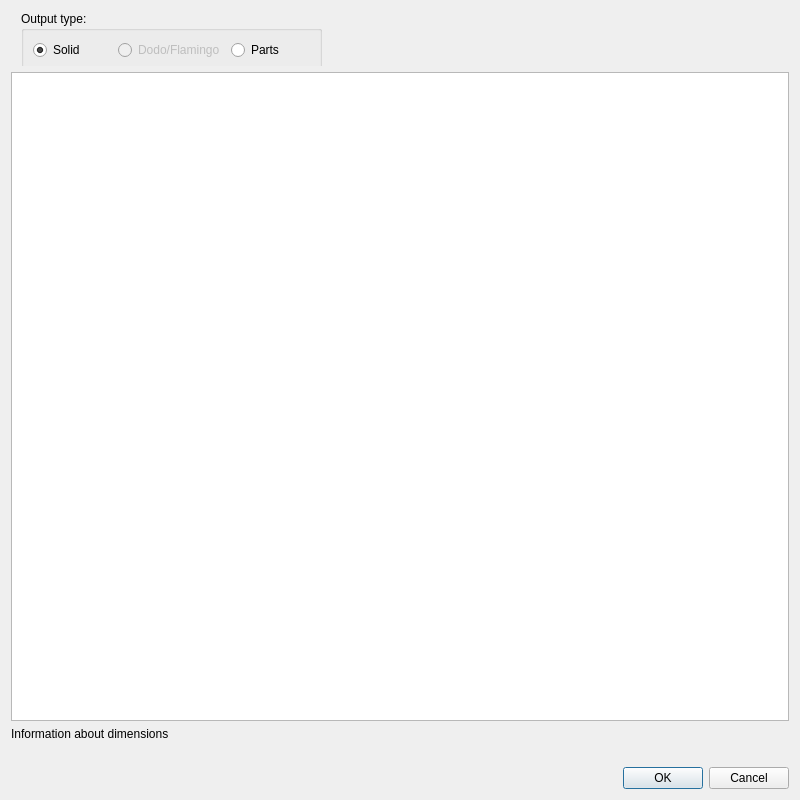
This is ui/create-part.ui in rkrenzler/FreeCAD_Workbench_Starter as Qt 5 draws it before an edit. The edited form follows.
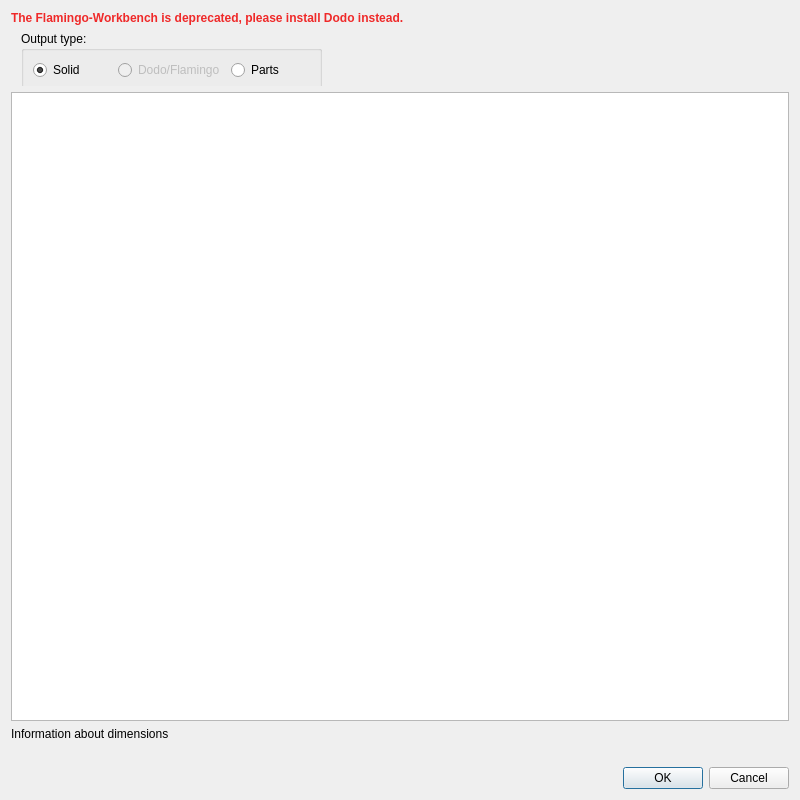
This is the edited form. Icons and pictures are not drawn.

Commit message: Show warning if Flamingo is installed but Dodo is not installed.

```diff
--- a/ui/create-part.ui
+++ b/ui/create-part.ui
@@ -14,6 +14,28 @@
    <string>Dialog Title</string>
   </property>
   <layout class="QVBoxLayout" name="verticalLayout">
+   <item>
+    <widget class="QLabel" name="labelFlamingoIsDepricated">
+     <property name="enabled">
+      <bool>true</bool>
+     </property>
+     <property name="font">
+      <font>
+       <weight>75</weight>
+       <bold>true</bold>
+      </font>
+     </property>
+     <property name="tabletTracking">
+      <bool>false</bool>
+     </property>
+     <property name="autoFillBackground">
+      <bool>false</bool>
+     </property>
+     <property name="text">
+      <string>&lt;html&gt;&lt;head/&gt;&lt;body&gt;&lt;p&gt;&lt;span style=&quot; color:#ef2929;&quot;&gt;The Flamingo-Workbench is deprecated, please install Dodo instead.&lt;/span&gt;&lt;/p&gt;&lt;/body&gt;&lt;/html&gt;</string>
+     </property>
+    </widget>
+   </item>
    <item>
     <widget class="QWidget" name="horizontalWidget" native="true">
      <property name="minimumSize">
```
The commit also changes 1 other file.
